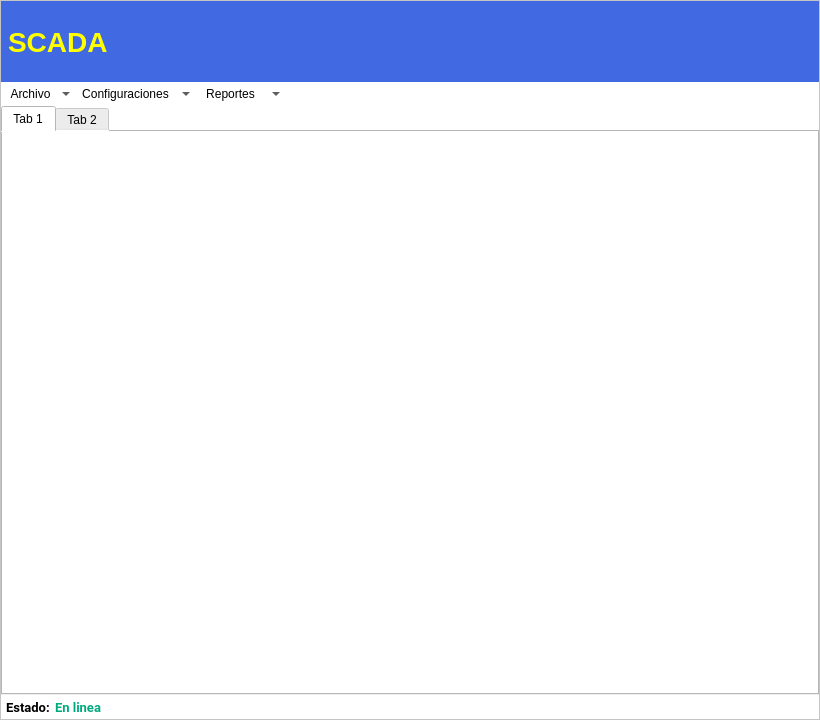
The window that app/forms/Windows/MainForm.ui (AlejandroA714/scada-desktop) describes before a commit, drawn with Qt 5.
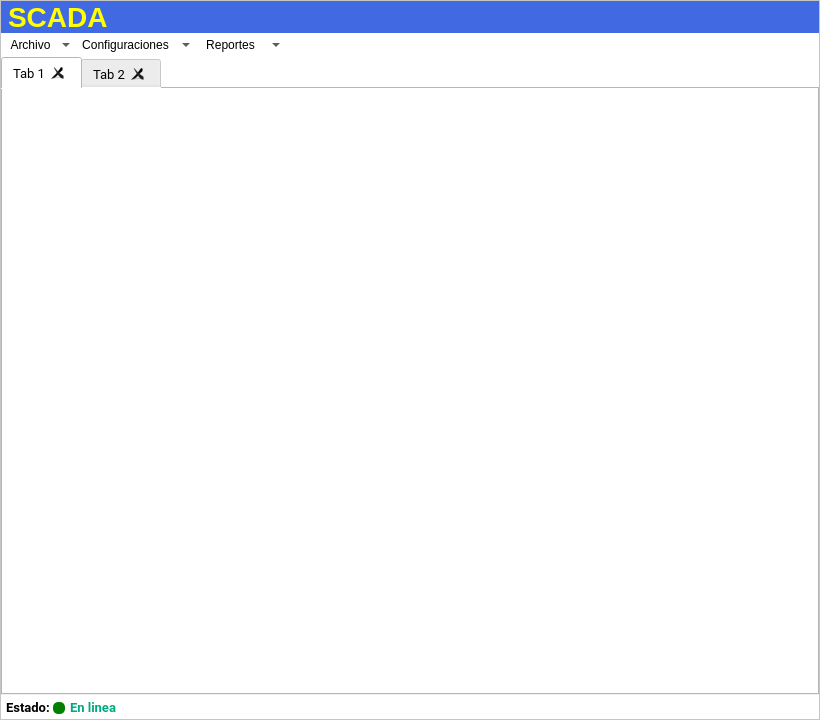
The same window after the commit. Icons and pictures are not drawn.

Diff of the .ui file:
```diff
--- a/app/forms/Windows/MainForm.ui
+++ b/app/forms/Windows/MainForm.ui
@@ -20,7 +20,7 @@
    <string>Software SCADA</string>
   </property>
   <property name="windowIcon">
-   <iconset resource="../resources/resources.qrc">
+   <iconset resource="../../resources/resources.qrc">
     <normaloff>:/source/img/if_16_1751363.png</normaloff>:/source/img/if_16_1751363.png</iconset>
   </property>
   <property name="dockOptions">
@@ -47,7 +47,7 @@
      <number>0</number>
     </property>
     <item>
-     <widget class="QFrame" name="frame">
+     <widget class="QFrame" name="ContainerFrame">
       <property name="styleSheet">
        <string notr="true">background-color: rgb(255, 255, 255);
 </string>
@@ -75,12 +75,32 @@
         <number>0</number>
        </property>
        <item>
-        <layout class="QGridLayout" name="gridLayout">
+        <layout class="QGridLayout" name="TitileLayout">
          <property name="spacing">
           <number>0</number>
          </property>
+         <item row="0" column="0">
+          <widget class="QLabel" name="lblIIE">
+           <property name="sizePolicy">
+            <sizepolicy hsizetype="Maximum" vsizetype="Preferred">
+             <horstretch>0</horstretch>
+             <verstretch>0</verstretch>
+            </sizepolicy>
+           </property>
+           <property name="styleSheet">
+            <string notr="true">background-color: rgb(65, 105, 225);
+margin:0px;</string>
+           </property>
+           <property name="text">
+            <string/>
+           </property>
+           <property name="pixmap">
+            <pixmap resource="../../resources/resources.qrc">:/source/img/iiie.png</pixmap>
+           </property>
+          </widget>
+         </item>
          <item row="0" column="1">
-          <widget class="QLabel" name="label_5">
+          <widget class="QLabel" name="lblSCADA">
            <property name="sizePolicy">
             <sizepolicy hsizetype="Preferred" vsizetype="Preferred">
              <horstretch>0</horstretch>
@@ -113,76 +133,7 @@
           </widget>
          </item>
          <item row="0" column="2">
-          <widget class="QFrame" name="frame_2">
-           <property name="sizePolicy">
-            <sizepolicy hsizetype="Maximum" vsizetype="Maximum">
-             <horstretch>0</horstretch>
-             <verstretch>0</verstretch>
-            </sizepolicy>
-           </property>
-           <property name="minimumSize">
-            <size>
-             <width>0</width>
-             <height>81</height>
-            </size>
-           </property>
-           <property name="styleSheet">
-            <string notr="true">color: rgb(255, 255, 0);background-color: rgb(65, 105, 225);
-margin:0px;</string>
-           </property>
-           <property name="frameShape">
-            <enum>QFrame::NoFrame</enum>
-           </property>
-           <property name="lineWidth">
-            <number>0</number>
-           </property>
-           <layout class="QVBoxLayout" name="verticalLayout_4">
-            <property name="spacing">
-             <number>0</number>
-            </property>
-            <property name="leftMargin">
-             <number>0</number>
-            </property>
-            <property name="topMargin">
-             <number>0</number>
-            </property>
-            <property name="rightMargin">
-             <number>0</number>
-            </property>
-            <property name="bottomMargin">
-             <number>0</number>
-            </property>
-            <item>
-             <widget class="QLabel" name="label">
-              <property name="sizePolicy">
-               <sizepolicy hsizetype="Maximum" vsizetype="Preferred">
-                <horstretch>0</horstretch>
-                <verstretch>0</verstretch>
-               </sizepolicy>
-              </property>
-              <property name="styleSheet">
-               <string notr="true">background-color: rgb(65, 105, 225);
-margin:0px;</string>
-              </property>
-              <property name="frameShape">
-               <enum>QFrame::NoFrame</enum>
-              </property>
-              <property name="text">
-               <string/>
-              </property>
-              <property name="pixmap">
-               <pixmap resource="../resources/resources.qrc">:/source/img/logo.png</pixmap>
-              </property>
-              <property name="alignment">
-               <set>Qt::AlignRight|Qt::AlignTrailing|Qt::AlignVCenter</set>
-              </property>
-             </widget>
-            </item>
-           </layout>
-          </widget>
-         </item>
-         <item row="0" column="0">
-          <widget class="QLabel" name="label_3">
+          <widget class="QLabel" name="lblLogo">
            <property name="sizePolicy">
             <sizepolicy hsizetype="Maximum" vsizetype="Preferred">
              <horstretch>0</horstretch>
@@ -193,23 +144,29 @@
             <string notr="true">background-color: rgb(65, 105, 225);
 margin:0px;</string>
            </property>
+           <property name="frameShape">
+            <enum>QFrame::NoFrame</enum>
+           </property>
            <property name="text">
             <string/>
            </property>
            <property name="pixmap">
-            <pixmap resource="../resources/resources.qrc">:/source/img/iiie.png</pixmap>
+            <pixmap resource="../../resources/resources.qrc">:/source/img/logo.png</pixmap>
+           </property>
+           <property name="alignment">
+            <set>Qt::AlignRight|Qt::AlignTrailing|Qt::AlignVCenter</set>
            </property>
           </widget>
          </item>
         </layout>
        </item>
        <item>
-        <layout class="QVBoxLayout" name="verticalLayout_3">
+        <layout class="QVBoxLayout" name="ContentLayout">
          <property name="spacing">
           <number>0</number>
          </property>
          <item>
-          <widget class="QFrame" name="frame_3">
+          <widget class="QFrame" name="MenuFrame">
            <property name="minimumSize">
             <size>
              <width>0</width>
@@ -315,64 +272,36 @@
           </widget>
          </item>
          <item>
-          <widget class="QTabWidget" name="tabWidget">
-           <widget class="QWidget" name="tab">
+          <widget class="QTabWidget" name="workSpaceTab">
+           <property name="font">
+            <font>
+             <family>Roboto</family>
+             <pointsize>10</pointsize>
+             <weight>50</weight>
+             <bold>false</bold>
+            </font>
+           </property>
+           <property name="tabShape">
+            <enum>QTabWidget::Rounded</enum>
+           </property>
+           <property name="currentIndex">
+            <number>0</number>
+           </property>
+           <property name="elideMode">
+            <enum>Qt::ElideLeft</enum>
+           </property>
+           <property name="tabsClosable">
+            <bool>true</bool>
+           </property>
+           <property name="movable">
+            <bool>true</bool>
+           </property>
+           <widget class="QWidget" name="workSpace1">
             <attribute name="title">
              <string>Tab 1</string>
             </attribute>
-            <widget class="QPushButton" name="btnMax_2">
-             <property name="geometry">
-              <rect>
-               <x>500</x>
-               <y>120</y>
-               <width>26</width>
-               <height>18</height>
-              </rect>
-             </property>
-             <property name="sizePolicy">
-              <sizepolicy hsizetype="Preferred" vsizetype="Preferred">
-               <horstretch>0</horstretch>
-               <verstretch>0</verstretch>
-              </sizepolicy>
-             </property>
-             <property name="minimumSize">
-              <size>
-               <width>24</width>
-               <height>12</height>
-              </size>
-             </property>
-             <property name="maximumSize">
-              <size>
-               <width>64</width>
-               <height>32</height>
-              </size>
-             </property>
-             <property name="autoFillBackground">
-              <bool>false</bool>
-             </property>
-             <property name="styleSheet">
-              <string notr="true">background-color: rgb(65, 105, 225);
-margin:0px;</string>
-             </property>
-             <property name="text">
-              <string/>
-             </property>
-             <property name="icon">
-              <iconset resource="../resources/resources.qrc">
-               <normaloff>:/source/img/max.png</normaloff>:/source/img/max.png</iconset>
-             </property>
-             <property name="iconSize">
-              <size>
-               <width>16</width>
-               <height>16</height>
-              </size>
-             </property>
-             <property name="flat">
-              <bool>true</bool>
-             </property>
-            </widget>
            </widget>
-           <widget class="QWidget" name="tab_2">
+           <widget class="QWidget" name="WorkSpace2">
             <attribute name="title">
              <string>Tab 2</string>
             </attribute>
@@ -382,7 +311,7 @@
         </layout>
        </item>
        <item>
-        <widget class="QFrame" name="frame_4">
+        <widget class="QFrame" name="StatusFrame">
          <property name="minimumSize">
           <size>
            <width>0</width>
@@ -401,7 +330,7 @@
          <property name="lineWidth">
           <number>0</number>
          </property>
-         <widget class="QLabel" name="label_2">
+         <widget class="QLabel" name="lblStatus">
           <property name="geometry">
            <rect>
             <x>5</x>
@@ -428,10 +357,10 @@
            <bool>false</bool>
           </property>
          </widget>
-         <widget class="QLabel" name="label_4">
+         <widget class="QLabel" name="Status">
           <property name="geometry">
            <rect>
-            <x>50</x>
+            <x>65</x>
             <y>2</y>
             <width>54</width>
             <height>20</height>
@@ -461,6 +390,39 @@
            <set>Qt::AlignCenter</set>
           </property>
          </widget>
+         <widget class="QLabel" name="StatusCircle">
+          <property name="geometry">
+           <rect>
+            <x>52</x>
+            <y>7</y>
+            <width>12</width>
+            <height>12</height>
+           </rect>
+          </property>
+          <property name="font">
+           <font>
+            <family>Roboto</family>
+            <pointsize>10</pointsize>
+            <weight>75</weight>
+            <bold>true</bold>
+           </font>
+          </property>
+          <property name="styleSheet">
+           <string notr="true">background-color:green; border-radius:5px;</string>
+          </property>
+          <property name="lineWidth">
+           <number>0</number>
+          </property>
+          <property name="text">
+           <string/>
+          </property>
+          <property name="scaledContents">
+           <bool>false</bool>
+          </property>
+          <property name="alignment">
+           <set>Qt::AlignCenter</set>
+          </property>
+         </widget>
         </widget>
        </item>
       </layout>
```
Left out of the diff: 1 changed line with no effect on the pictures.
